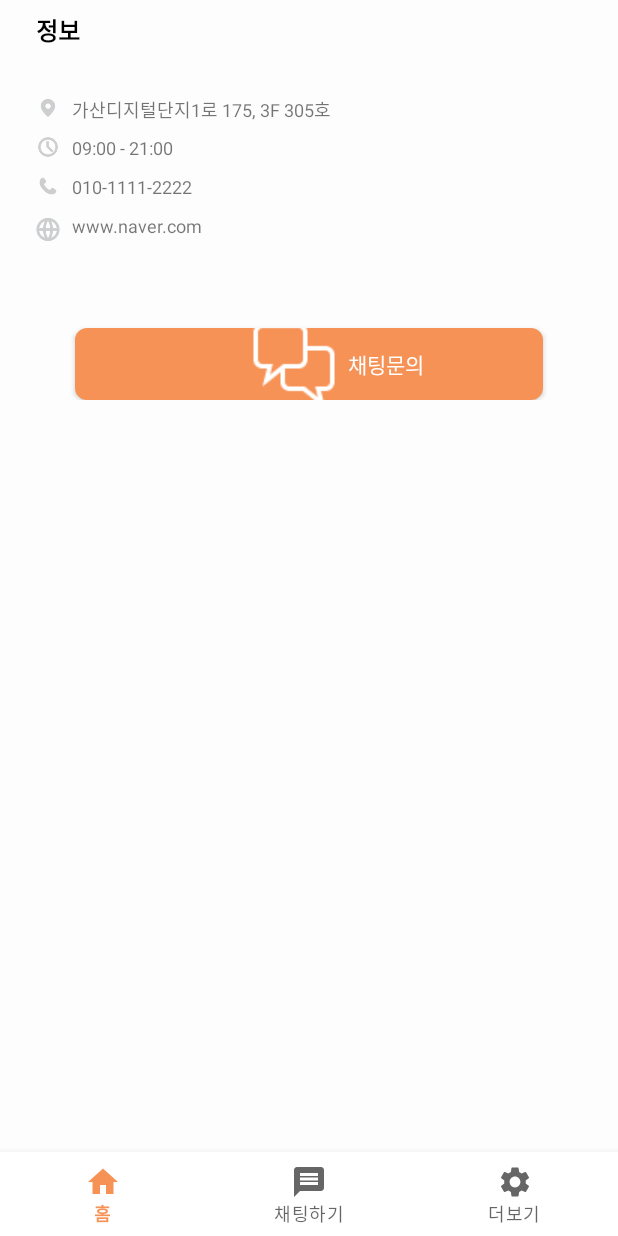
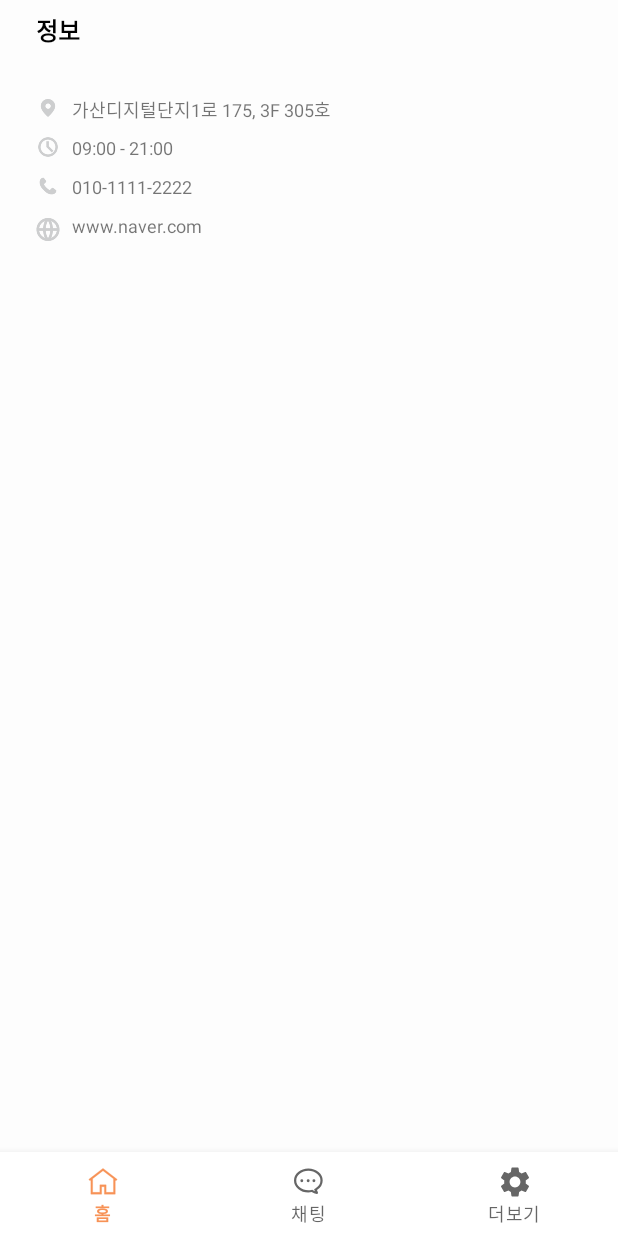
Before and after one commit to moongeon/Gym-For-u-android, an Android app: the fragment GymDetailHomeFragment placed in its activity, on a phone screen of 412 x 824 dp. Run offline under Robolectric (Android 15) with nearby library versions, the phone set to English and light mode, and no system bars; our stand-ins replace Dagger/Hilt's generated code, data binding, navigation-ui; libraries missing offline, so code that uses them is left out: net.daum.mf; network calls fail; pictures from the network do not load; 11 statements that could not run were skipped.

Commit message:
변경 : bottom 아이콘 변경 변경 : bottom text 변경 변경 : gym detail 채팅 기능 주석처리

```diff
--- a/app/src/main/AndroidManifest.xml
+++ b/app/src/main/AndroidManifest.xml
@@ -37,6 +37,7 @@
             android:name=".MainActivity"
             android:exported="true"
             android:launchMode="singleTop"
+            android:windowSoftInputMode="adjustResize"
             android:theme="@style/Theme.GymForYou.NoActionBar"></activity>
         <activity
             android:name=".views.email_signup.EmailSignUpActivity"
--- a/app/src/main/java/com/mungeun/gymforyou/di/ApiModule.kt
+++ b/app/src/main/java/com/mungeun/gymforyou/di/ApiModule.kt
@@ -114,7 +114,6 @@ class ApiModule {
         return GymUseCase(gymRepository)
     }
 
-
     // 로그인
     @Provides
     @Singleton
--- a/app/src/main/java/com/mungeun/gymforyou/views/home/HomeFragment.kt
+++ b/app/src/main/java/com/mungeun/gymforyou/views/home/HomeFragment.kt
@@ -3,6 +3,7 @@ package com.mungeun.gymforyou.views.home
 
 import android.Manifest
 import android.app.Dialog
+import android.content.Context
 import android.content.pm.PackageManager
 import android.os.Bundle
 import android.util.Log
@@ -15,9 +16,7 @@ import androidx.fragment.app.Fragment
 import androidx.fragment.app.viewModels
 import androidx.navigation.fragment.findNavController
 import com.google.android.material.dialog.MaterialAlertDialogBuilder
-import com.mungeun.domain.model.gym.Address
 import com.mungeun.domain.model.gym.Gym
-import com.mungeun.domain.model.gym.Location
 import com.mungeun.gymforyou.R
 import com.mungeun.gymforyou.databinding.FragmentHomeBinding
 import com.mungeun.gymforyou.utilities.EventObserver
@@ -46,6 +45,36 @@ class HomeFragment : Fragment(), MapView.MapViewEventListener, MapView.POIItemEv
     // 의존성 주입
     @Inject
     lateinit var preferenceManger: PreferenceManger
+
+
+    override fun onAttach(context: Context) {
+        super.onAttach(context)
+    }
+
+    override fun onStart() {
+        super.onStart()
+    }
+
+    override fun onResume() {
+        super.onResume()
+    }
+
+    override fun onPause() {
+        super.onPause()
+    }
+
+
+    override fun onDestroyView() {
+        super.onDestroyView()
+    }
+
+    override fun onDestroy() {
+        super.onDestroy()
+    }
+
+    override fun onDetach() {
+        super.onDetach()
+    }
 
 
     override fun onCreateView(
@@ -101,14 +130,7 @@ class HomeFragment : Fragment(), MapView.MapViewEventListener, MapView.POIItemEv
                 showMapViewMarker(it)
             })
 
-
         }
-
-        return mBinding.root
-    }
-
-    override fun onViewCreated(view: View, savedInstanceState: Bundle?) {
-        super.onViewCreated(view, savedInstanceState)
 
         mapView = MapView(activity)
         mapViewContainer = mBinding.mapView as ViewGroup
@@ -139,6 +161,13 @@ class HomeFragment : Fragment(), MapView.MapViewEventListener, MapView.POIItemEv
         mapView.setMapViewEventListener(this)
         mapView.setPOIItemEventListener(this)
         mapView.setCurrentLocationEventListener(this)
+
+
+        return mBinding.root
+    }
+
+    override fun onViewCreated(view: View, savedInstanceState: Bundle?) {
+        super.onViewCreated(view, savedInstanceState)
 
 
     }
@@ -210,20 +239,32 @@ class HomeFragment : Fragment(), MapView.MapViewEventListener, MapView.POIItemEv
     }
 
     override fun onPOIItemSelected(p0: MapView?, p1: MapPOIItem?) {
-        mBinding.hasCardView = true
+        var list = viewModel.gymList.value
         if (p1 != null) {
-            mBinding.gym = Gym(
-                _id = "",
-                address = Address("", "", ""),
-                description = "",
-                homepage = "",
-                location = Location(0.toDouble(), 0.toDouble()),
-                name = p1.itemName,
-                thumbnail = "헬스, 스쿼시가 가능한 전문 스포츠 센터입니다!!",
-            )
+            if (list != null) {
+                if (list.find { it.name == p1.itemName } != null) {
+                    var gym = list?.let { it -> it.find { it.name == p1.itemName } } as Gym
+                    mBinding.hasCardView = true
+                    with(gym) {
+                        mBinding.gym = Gym(
+                            _id = _id,
+                            address = address,
+                            description = description,
+                            homepage = homepage,
+                            location = location,
+                            name = name,
+                            thumbnail = thumbnail,
+                        )
+                    }
+                    return
+                }
+
+            }
+
         }
+        mBinding.hasCardView = false
+    }
 
-    }
 
     override fun onCalloutBalloonOfPOIItemTouched(p0: MapView?, p1: MapPOIItem?) {
         Log.d("", "")
@@ -244,7 +285,6 @@ class HomeFragment : Fragment(), MapView.MapViewEventListener, MapView.POIItemEv
     private fun showMapViewMarker(gymList: List<Gym>) {
         // 맵뷰 객체 생성
         gymList.forEach {
-
             val marker = MapPOIItem()
             marker.apply {
                 itemName = it.name
--- a/app/src/main/res/drawable/ic_bottom_nav_chat.xml
+++ b/app/src/main/res/drawable/ic_bottom_nav_chat.xml
@@ -3,8 +3,19 @@
     android:height="24dp"
     android:viewportWidth="24"
     android:viewportHeight="24"
-    >
+    android:tint="?attr/colorControlNormal">
   <path
-      android:fillColor="@color/white_FDFDFD"
-      android:pathData="M20,2L4,2c-1.1,0 -1.99,0.9 -1.99,2L2,22l4,-4h14c1.1,0 2,-0.9 2,-2L22,4c0,-1.1 -0.9,-2 -2,-2zM18,14L6,14v-2h12v2zM18,11L6,11L6,9h12v2zM18,8L6,8L6,6h12v2z"/>
+      android:pathData="M11.456,11.181m-0.956,0a0.956,0.956 0,1 1,1.912 0a0.956,0.956 0,1 1,-1.912 0"
+      android:fillColor="#32383E"/>
+  <path
+      android:pathData="M7.206,11.181m-0.956,0a0.956,0.956 0,1 1,1.912 0a0.956,0.956 0,1 1,-1.912 0"
+      android:fillColor="#32383E"/>
+  <path
+      android:pathData="M15.281,11.181m-0.956,0a0.956,0.956 0,1 1,1.912 0a0.956,0.956 0,1 1,-1.912 0"
+      android:fillColor="#32383E"/>
+  <path
+      android:pathData="m16.877,16.729 l-0.537,0.333 0.237,0.585c0.177,0.437 0.394,0.866 0.62,1.262a0.344,0.344 0,0 1,0.027 0.3,0.103 0.103,0 0,1 -0.019,0.03 0.107,0.107 0,0 1,-0.024 0c-1.142,-0.075 -2.126,-0.523 -2.931,-1.12l-0.268,-0.198 -0.326,0.065c-0.67,0.134 -1.371,0.206 -2.094,0.206 -5,0 -8.812,-3.355 -8.812,-7.221S6.562,3.75 11.563,3.75c5,0 8.812,3.355 8.812,7.22 0,2.311 -1.335,4.414 -3.498,5.758zM17.209,19.238h-0.002,0.002z"
+      android:strokeWidth="1.5"
+      android:fillColor="#00000000"
+      android:strokeColor="#32383E"/>
 </vector>
--- a/app/src/main/res/drawable/ic_bottom_nav_home.xml
+++ b/app/src/main/res/drawable/ic_bottom_nav_home.xml
@@ -2,9 +2,10 @@
     android:width="24dp"
     android:height="24dp"
     android:viewportWidth="24"
-    android:viewportHeight="24"
-    android:tint="?attr/colorControlNormal">
+    android:viewportHeight="24">
   <path
-      android:fillColor="@android:color/white"
-      android:pathData="M10,20v-6h4v6h5v-8h3L12,3 2,12h3v8z"/>
+      android:pathData="M12.062,2.921 L12,2.873l-0.062,0.048L2.61,10.21l-0.083,0.066 0.07,0.08 0.658,0.752 0.062,0.07 0.074,-0.057 0.51,-0.394L3.901,20.1L11.1,20.1v-5h1.8v5L20.172,20.1v-9.32l0.438,0.34 0.074,0.058 0.062,-0.071 0.659,-0.753 0.07,-0.08 -0.084,-0.064 -9.33,-7.289zM18.972,9.852L18.972,18.9L14.1,18.9v-5L9.9,13.9v5L5.1,18.9L5.1,9.797L12,4.455l6.971,5.397z"
+      android:strokeWidth=".2"
+      android:fillColor="#32383E"
+      android:strokeColor="#32383E"/>
 </vector>
--- a/app/src/main/res/layout/fragment_gym_detail_home.xml
+++ b/app/src/main/res/layout/fragment_gym_detail_home.xml
@@ -125,19 +125,19 @@
             app:layout_constraintStart_toEndOf="@+id/img_homepage"
             app:layout_constraintTop_toTopOf="@+id/img_homepage" />
 
-        <androidx.appcompat.widget.AppCompatButton
-            android:layout_width="312dp"
-            android:layout_height="48dp"
-            android:layout_marginTop="60dp"
-            android:background="@drawable/bg_btn_solid_orange_radius_8dp"
-            android:drawableStart="@drawable/ic_sys_chat"
-            android:gravity="center_vertical"
-            android:paddingStart="110dp"
-            android:text="@string/gymdetail_chat_inquiry"
-            android:textColor="@color/white_FFFFFF"
-            app:layout_constraintEnd_toEndOf="parent"
-            app:layout_constraintStart_toStartOf="parent"
-            app:layout_constraintTop_toBottomOf="@id/appCompatTextView4" />
+<!--        <androidx.appcompat.widget.AppCompatButton-->
+<!--            android:layout_width="312dp"-->
+<!--            android:layout_height="48dp"-->
+<!--            android:layout_marginTop="60dp"-->
+<!--            android:background="@drawable/bg_btn_solid_orange_radius_8dp"-->
+<!--            android:drawableStart="@drawable/ic_sys_chat"-->
+<!--            android:gravity="center_vertical"-->
+<!--            android:paddingStart="110dp"-->
+<!--            android:text="@string/gymdetail_chat_inquiry"-->
+<!--            android:textColor="@color/white_FFFFFF"-->
+<!--            app:layout_constraintEnd_toEndOf="parent"-->
+<!--            app:layout_constraintStart_toStartOf="parent"-->
+<!--            app:layout_constraintTop_toBottomOf="@id/appCompatTextView4" />-->
 
 
     </androidx.constraintlayout.widget.ConstraintLayout>
--- a/app/src/main/res/layout/fragment_home.xml
+++ b/app/src/main/res/layout/fragment_home.xml
@@ -212,6 +212,8 @@
                     android:id="@+id/recyclerview_gym"
                     android:layout_width="0dp"
                     android:layout_height="0dp"
+                    android:layout_marginStart="@dimen/margin_normal"
+                    android:layout_marginEnd="@dimen/margin_normal"
                     app:layoutManager="androidx.recyclerview.widget.LinearLayoutManager"
                     app:layout_constraintBottom_toBottomOf="parent"
                     app:layout_constraintEnd_toEndOf="parent"
--- a/app/src/main/res/values/strings.xml
+++ b/app/src/main/res/values/strings.xml
@@ -1,7 +1,7 @@
 <resources>
     <string name="app_name">Gym For You</string>
     <string name="title_home">홈</string>
-    <string name="title_chatting">채팅하기</string>
+    <string name="title_chatting">채팅</string>
     <string name="title_seeMore">더보기</string>
     <string name="ok">확인</string>
     <string name="cancel">취소</string>
```
Also changed, not shown: app/src/main/res/layout/list_item_gym_detail_chat.xml (+5 -5 lines), app/src/main/res/layout/list_item_home.xml (+21 -11 lines).
